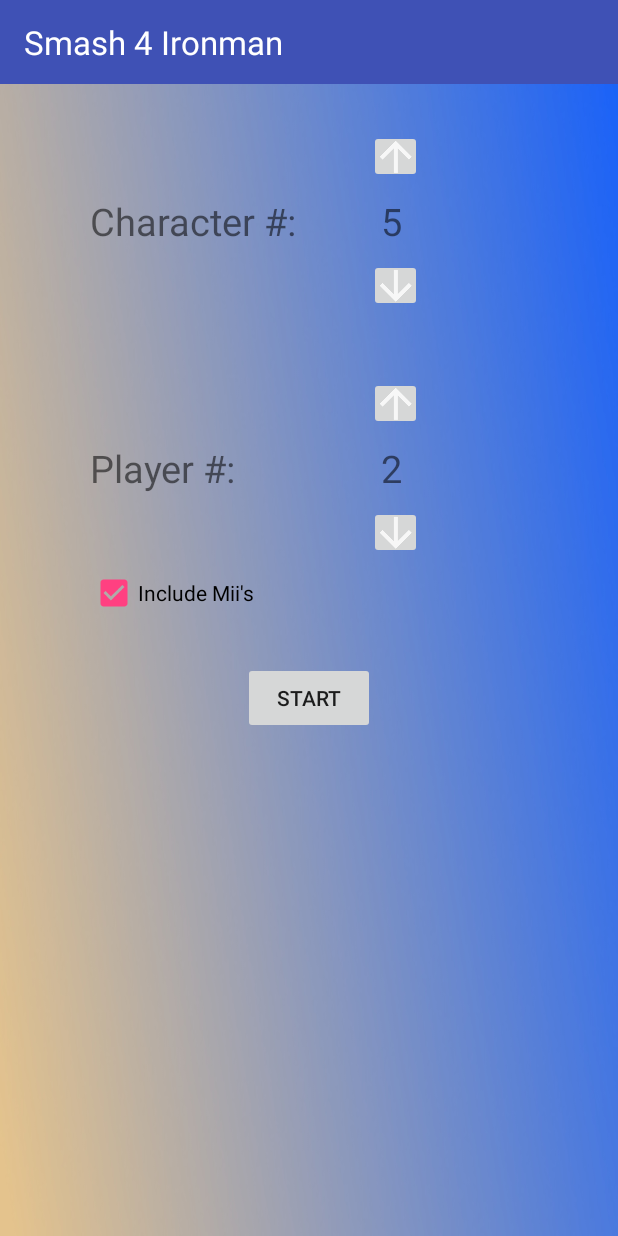
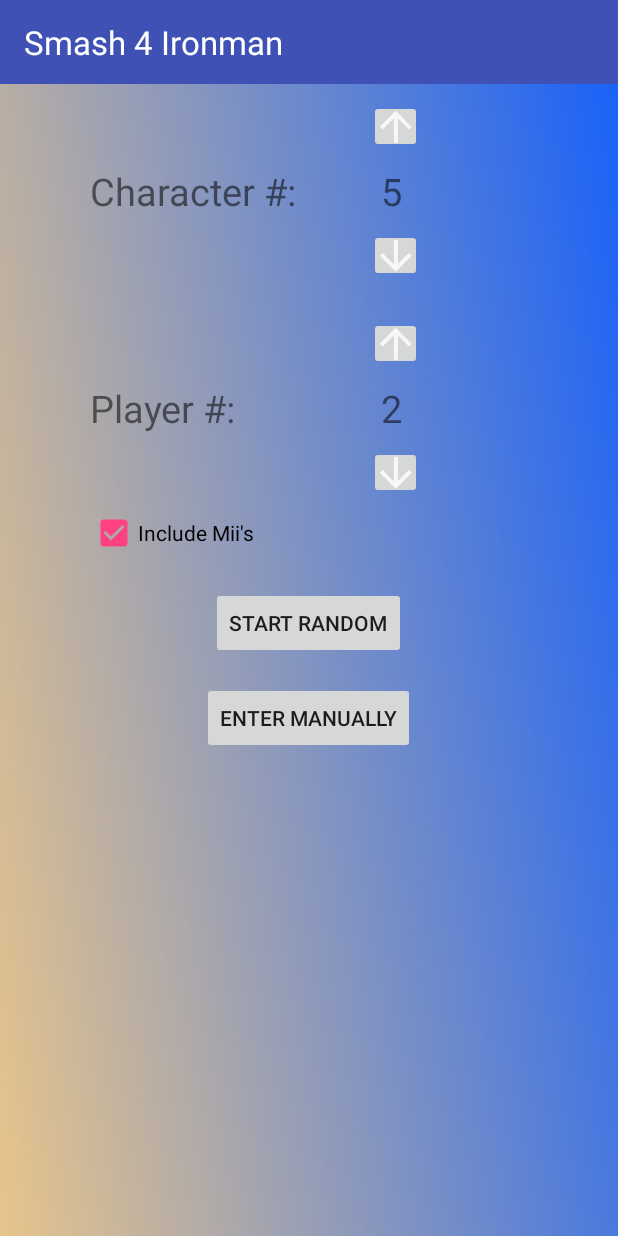
Before and after one commit to joeconstan/SmashTools, an Android app: the SmashFourIronMan screen opened directly, with no data from a screen before it, on a phone screen of 412 x 824 dp. Run offline under Robolectric (Android 15) with nearby library versions, the phone set to English and light mode, and no system bars; our stand-ins replace AdMob.

Commit message:
another ad, and manual character entering begun. unstable.

```diff
--- a/app/src/main/AndroidManifest.xml
+++ b/app/src/main/AndroidManifest.xml
@@ -26,7 +26,8 @@
         <activity android:name=".Results" />
         <activity android:name=".ProjectMIronMan" />
         <activity android:name=".BrawlIronMan" />
-        <activity android:name=".UserSettings"></activity>
+        <activity android:name=".UserSettings" />
+        <activity android:name=".ManualEnter"></activity>
     </application>
 
 </manifest>
--- a/app/src/main/java/com/arealbreakfast/smashtools/Results.java
+++ b/app/src/main/java/com/arealbreakfast/smashtools/Results.java
@@ -9,6 +9,8 @@
 import android.widget.HorizontalScrollView;
 import android.widget.ImageView;
 import android.widget.LinearLayout;
+
+import com.squareup.picasso.Picasso;
 
 import java.util.ArrayList;
 import java.util.HashSet;
@@ -63,13 +65,16 @@
                 if (x == 0) {
                     if (intent.getIntExtra("mii", 1) == 0) {
                         image.setImageResource(mThumbIdss4lmii[chars.get(l)]); //0, 1, 2, 3
+                        //Picasso.with(Results.this).load(mThumbIdss4lmii[chars.get(l)]).into(image);
                         final int finalL = l;
                         image.setOnClickListener(new View.OnClickListener() {
                             @Override
                             public void onClick(View v) {
                                 if (!boolss4lmiihasx.get(finalL))
+                                    //Picasso.with(Results.this).load(mThumbIdss4xlmii[chars.get(finalL)]).into(image);
                                     image.setImageResource(mThumbIdss4xlmii[chars.get(finalL)]);
                                 else
+                                    //Picasso.with(Results.this).load(mThumbIdss4lmii[chars.get(finalL)]).into(image);
                                     image.setImageResource(mThumbIdss4lmii[chars.get(finalL)]);
                                 boolss4lmiihasx.set(finalL, !boolss4lmiihasx.get(finalL));
                             }
--- a/app/src/main/java/com/arealbreakfast/smashtools/SmashFourIronMan.java
+++ b/app/src/main/java/com/arealbreakfast/smashtools/SmashFourIronMan.java
@@ -10,16 +10,28 @@
 import android.widget.ImageButton;
 import android.widget.TextView;
 
+import com.google.android.gms.ads.AdRequest;
+import com.google.android.gms.ads.AdView;
+import com.google.android.gms.ads.MobileAds;
+
 import java.util.ArrayList;
 import java.util.Random;
 
 public class SmashFourIronMan extends AppCompatActivity {
 
 
+    private AdView mAdView;
     @Override
     protected void onCreate(@Nullable Bundle savedInstanceState) {
         super.onCreate(savedInstanceState);
         setContentView(R.layout.activity_smashfourironman);
+
+        MobileAds.initialize(this, "ca-app-pub-4831792107942934~4522194056");
+
+        mAdView = (AdView) findViewById(R.id.adView_2);
+        AdRequest adRequest = new AdRequest.Builder().build();
+        mAdView.loadAd(adRequest);
+
 
         final TextView numplayer = (TextView) findViewById(R.id.s4imnumber_play);
         final TextView numchar = (TextView) findViewById(R.id.s4imnumber_char);
@@ -103,4 +115,10 @@
         startActivity(intent);
     }
 
+    public void ManualEnter(View view){
+        Intent intent = new Intent(this, ManualEnter.class);
+        intent.putExtra("type", 0); //legend in results.java
+        startActivity(intent);
+    }
+
 }
--- a/app/src/main/res/layout/activity_smashfourironman.xml
+++ b/app/src/main/res/layout/activity_smashfourironman.xml
@@ -28,7 +28,7 @@
         android:layout_width="wrap_content"
         android:layout_height="wrap_content"
         android:layout_marginLeft="60dp"
-        android:layout_marginTop="130dp"
+        android:layout_marginTop="110dp"
         android:text="Character #:"
         android:textSize="25sp" />
 
@@ -70,7 +70,7 @@
         android:layout_height="wrap_content"
         android:layout_below="@id/s4imnumber_char_title"
         android:layout_marginLeft="60dp"
-        android:layout_marginTop="130dp"
+        android:layout_marginTop="110dp"
         android:text="Player #:"
         android:textSize="25sp" />
 
@@ -122,9 +122,31 @@
         android:layout_height="wrap_content"
         android:layout_below="@+id/miicheck"
         android:layout_centerHorizontal="true"
-        android:layout_marginTop="30dp"
+        android:layout_marginTop="20dp"
         android:onClick="Start"
-        android:text="Start" />
+        android:text="Start Random" />
+
+    <Button
+        android:layout_width="wrap_content"
+        android:layout_height="wrap_content"
+        android:text="Enter Manually"
+        android:layout_below="@+id/s4imstart_button"
+        android:layout_centerHorizontal="true"
+        android:layout_marginTop="15dp"
+        android:onClick="ManualEnter"
+        />
+
+    <com.google.android.gms.ads.AdView
+        xmlns:ads="http://schemas.android.com/apk/res-auto"
+        android:id="@+id/adView_2"
+        android:layout_width="wrap_content"
+        android:layout_height="wrap_content"
+        android:layout_centerHorizontal="true"
+        android:layout_alignParentBottom="true"
+        ads:adSize="BANNER"
+        ads:adUnitId="ca-app-pub-4831792107942934/7657022654">
+    </com.google.android.gms.ads.AdView>
+
 
 
 </RelativeLayout>
--- a/build.gradle
+++ b/build.gradle
@@ -16,6 +16,7 @@
     repositories {
         jcenter()
         maven {
+
             url "https://maven.google.com"
         }
     }
```
Also changed, not shown: app/src/main/java/com/arealbreakfast/smashtools/ManualEnter.java (added, +72 -0 lines), app/src/main/res/layout/activity_manual_enter.xml (added, +27 -0 lines).
